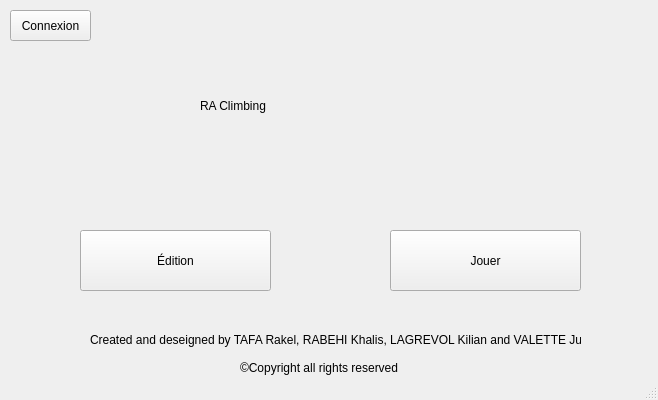
The window that testIHMClimingProject/testIHMClimingProject/testIHMClimingProject.ui (simplyyCarlos/ClimbingProject) describes before a commit, drawn with Qt 5.
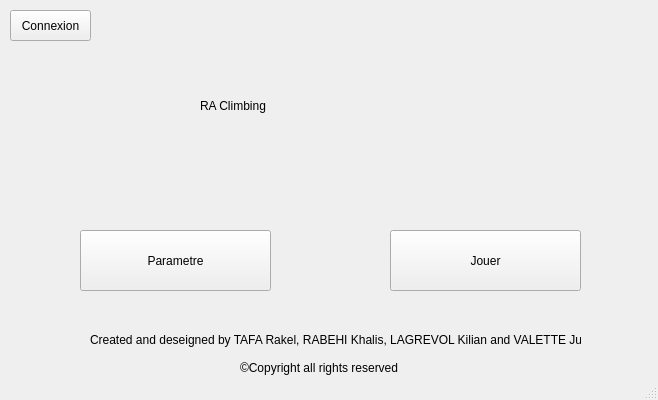
The same window after the commit.

Commit message: Menue parametre calibrage

What changed in the file:
```diff
--- a/testIHMClimingProject/testIHMClimingProject/testIHMClimingProject.ui
+++ b/testIHMClimingProject/testIHMClimingProject/testIHMClimingProject.ui
@@ -24,7 +24,7 @@
      </rect>
     </property>
     <property name="text">
-     <string>Édition</string>
+     <string>Parametre</string>
     </property>
    </widget>
    <widget class="QPushButton" name="pushButton_Jouer">
```
Left out of the diff: 2 changed lines with no effect on the pictures. The commit also changes 9 other files.
